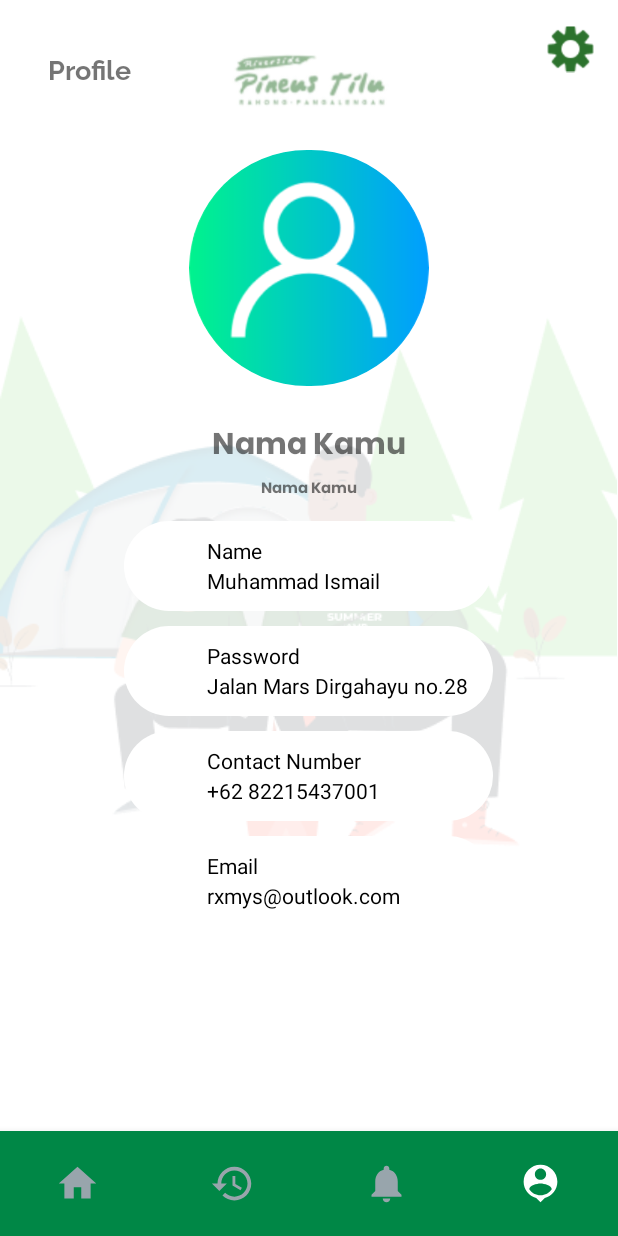
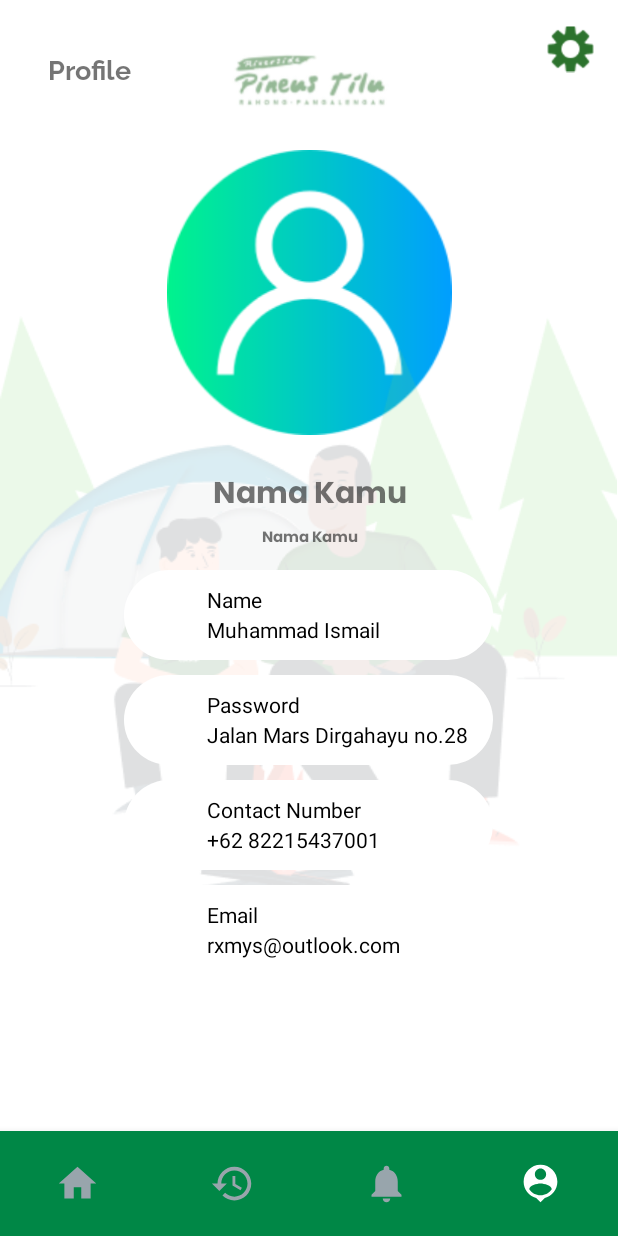
Before and after one commit to byf1sh/PineusTiluMobileAppNew, an Android app: the ProfileActivity screen opened directly, with no data from a screen before it, on a phone screen of 412 x 824 dp. Run offline under Robolectric (Android 15) with nearby library versions, the phone set to English and light mode, and no system bars; our stand-ins replace Firebase (no records; nobody signed in at launch, a user with empty details on screens opened directly); pictures from the network do not load.

Commit message:
detailbokingdeck fotonya udah make url, ngebenerin foto profil, sekarang udah bener

```diff
--- a/app/src/main/java/com/example/myapplication/DetailBookingDeckActivity.java
+++ b/app/src/main/java/com/example/myapplication/DetailBookingDeckActivity.java
@@ -13,11 +13,13 @@ import android.view.View;
 import android.widget.ImageView;
 import android.widget.TextView;
 
+import com.bumptech.glide.Glide;
+
 public class DetailBookingDeckActivity extends AppCompatActivity {
 
     TextView header_dbd, h2_dbd, b2_dbd, textViewTanggal, harga, avail_dbd;
     CardView btn_book_dbd, btn_kemabali_dbd;
-    ImageView threedot;
+    ImageView threedot,mainpic_dbd;
     String Lokasi, Deck, Name, tanggalAwal, tanggalAkhir;
 
     @Override
@@ -34,6 +36,11 @@ public class DetailBookingDeckActivity extends AppCompatActivity {
         harga = findViewById(R.id.harga);
         avail_dbd=findViewById(R.id.avail_dbd);
         threedot = findViewById(R.id.threedots_pp);
+        mainpic_dbd=findViewById(R.id.mainpic_dbd);
+
+        String imageURL1 = "https://cdnwpedutorenews.gramedia.net/wp-content/uploads/2022/11/18121936/Jenis-Hutan.jpg";
+
+        Glide.with(this).load(imageURL1).into(mainpic_dbd);
 
         showData();
 
--- a/app/src/main/java/com/example/myapplication/HomeMainActivity.java
+++ b/app/src/main/java/com/example/myapplication/HomeMainActivity.java
@@ -70,7 +70,6 @@ public class HomeMainActivity extends AppCompatActivity {
 
         myDialog = new Dialog(this,R.style.dialog);
 
-        tanggal.setText("15-4-2023");
         getData();
 
 
--- a/app/src/main/java/com/example/myapplication/ProfileActivity.java
+++ b/app/src/main/java/com/example/myapplication/ProfileActivity.java
@@ -7,6 +7,7 @@ import androidx.activity.result.contract.ActivityResultContracts;
 import androidx.annotation.NonNull;
 import androidx.appcompat.app.AlertDialog;
 import androidx.appcompat.app.AppCompatActivity;
+import androidx.constraintlayout.widget.ConstraintLayout;
 
 import android.annotation.SuppressLint;
 import android.app.Activity;
@@ -18,6 +19,7 @@ import android.view.animation.Animation;
 import android.view.animation.AnimationUtils;
 import android.widget.Button;
 import android.widget.ImageView;
+import android.widget.LinearLayout;
 import android.widget.TextView;
 import android.widget.Toast;
 
@@ -48,11 +50,12 @@ public class ProfileActivity extends AppCompatActivity {
     TextView titleName, titleUsername;
     DatabaseReference databaseReference, childRef;
     ValueEventListener eventListener;
-    ImageView btnsetting;
+    ImageView btnsetting, imgprofileclone;
     ShapeableImageView profilepic;
     String usernameUser, imageURL;
     Uri uri;
     Animation top_anim, bottom_anim;
+    ConstraintLayout profilePiclyly;
 
     @SuppressLint("MissingInflatedId")
     @Override
@@ -68,6 +71,8 @@ public class ProfileActivity extends AppCompatActivity {
         titleName = findViewById(R.id.titleName);
         titleUsername = findViewById(R.id.titleUsername);
         btnsetting = findViewById(R.id.btnsetting);
+        profilePiclyly=findViewById(R.id.profilePiclyly);
+        imgprofileclone=findViewById(R.id.imgprofileclone);
 
         top_anim = AnimationUtils.loadAnimation(this, R.anim.top_anim);
         bottom_anim = AnimationUtils.loadAnimation(this, R.anim.bottom_anim);
@@ -90,19 +95,22 @@ public class ProfileActivity extends AppCompatActivity {
                             uri = data.getData();
                             profilepic.setImageURI(uri);
                             saveProfilePic();
+
                         } else {
                             Toast.makeText(ProfileActivity.this, "No Image Selected",Toast.LENGTH_SHORT).show();
+                            imgprofileclone.setVisibility(View.VISIBLE);
                         }
                     }
                 }
         );
 
-        profilepic.setOnClickListener(new View.OnClickListener() {
+        profilePiclyly.setOnClickListener(new View.OnClickListener() {
             @Override
             public void onClick(View v) {
                 Intent photoPicker = new Intent(Intent.ACTION_PICK);
                 photoPicker.setType("image/*");
                 activityResultLauncher.launch(photoPicker);
+                imgprofileclone.setVisibility(View.GONE);
             }
         });
 
@@ -215,10 +223,16 @@ public class ProfileActivity extends AppCompatActivity {
                     profileName.setText(helperClass.getName());
                     profilePassword.setText(helperClass.getPassword());
 
+                    if (helperClass.getImageURL() != null && !helperClass.getImageURL().isEmpty()) {
+                        imgprofileclone.setVisibility(View.GONE);
+                    }else {
+                        imgprofileclone.setVisibility(View.VISIBLE);
+                    }
                     // Tampilkan gambar dari URL menggunakan Glide
                     Glide.with(ProfileActivity.this)
                             .load(helperClass.getImageURL())
                             .into(profilepic);
+
                 }
             }
 
--- a/app/src/main/res/layout/activity_profile.xml
+++ b/app/src/main/res/layout/activity_profile.xml
@@ -42,18 +42,35 @@
         app:layout_constraintTop_toTopOf="parent"
         />
 
+    <androidx.constraintlayout.widget.ConstraintLayout
+        android:id="@+id/profilePiclyly"
+        android:layout_width="190dp"
+        android:layout_height="190dp"
+        app:layout_constraintEnd_toEndOf="parent"
+        android:layout_marginTop="100dp"
+        app:layout_constraintStart_toStartOf="parent"
+        app:layout_constraintTop_toTopOf="parent">
         <com.google.android.material.imageview.ShapeableImageView
             android:id="@+id/profilePic"
-        android:layout_width="160dp"
-        android:layout_height="157dp"
-        android:layout_marginTop="100dp"
+            android:layout_width="wrap_content"
+            android:layout_height="wrap_content"
             android:scaleType="centerCrop"
-        android:src="@drawable/profileicon"
+            android:layout_gravity="center"
             app:shapeAppearanceOverlay="@style/roundedImageView"
             app:layout_constraintEnd_toEndOf="parent"
             app:layout_constraintStart_toStartOf="parent"
             app:layout_constraintTop_toTopOf="parent"
             />
+
+        <ImageView
+            android:id="@+id/imgprofileclone"
+            android:layout_width="match_parent"
+            android:layout_height="match_parent"
+            android:src="@drawable/profileicon"
+            android:visibility="visible"
+            app:layout_constraintBottom_toBottomOf="parent"
+            app:layout_constraintEnd_toEndOf="parent" />
+    </androidx.constraintlayout.widget.ConstraintLayout>
 
     <ImageView
         android:id="@+id/imageView3"
@@ -74,9 +91,9 @@
         android:layout_marginTop="-10dp"
         android:fontFamily="@font/poppinbold"
         app:layout_constraintBottom_toTopOf="@+id/btnName"
-        app:layout_constraintEnd_toEndOf="@+id/profilePic"
-        app:layout_constraintStart_toStartOf="@+id/profilePic"
-        app:layout_constraintTop_toBottomOf="@+id/profilePic" />
+        app:layout_constraintEnd_toEndOf="@+id/profilePiclyly"
+        app:layout_constraintStart_toStartOf="@+id/profilePiclyly"
+        app:layout_constraintTop_toBottomOf="@+id/profilePiclyly" />
 
     <TextView
         android:id="@+id/titleName"
@@ -87,8 +104,8 @@
         android:textSize="10sp"
         android:fontFamily="@font/poppinbold"
         app:layout_constraintBottom_toTopOf="@+id/btnName"
-        app:layout_constraintEnd_toEndOf="@+id/profilePic"
-        app:layout_constraintStart_toStartOf="@+id/profilePic"
+        app:layout_constraintEnd_toEndOf="@+id/profilePiclyly"
+        app:layout_constraintStart_toStartOf="@+id/profilePiclyly"
         app:layout_constraintTop_toBottomOf="@+id/titleUsername" />
 
     <androidx.constraintlayout.widget.ConstraintLayout
@@ -104,7 +121,7 @@
         app:layout_constraintEnd_toEndOf="parent"
         app:layout_constraintHorizontal_bias="0.496"
         app:layout_constraintStart_toStartOf="parent"
-        app:layout_constraintTop_toBottomOf="@+id/profilePic"
+        app:layout_constraintTop_toBottomOf="@+id/profilePiclyly"
         />
 
     <TextView
```
Lines whose indentation alone changed are shown as unchanged.
